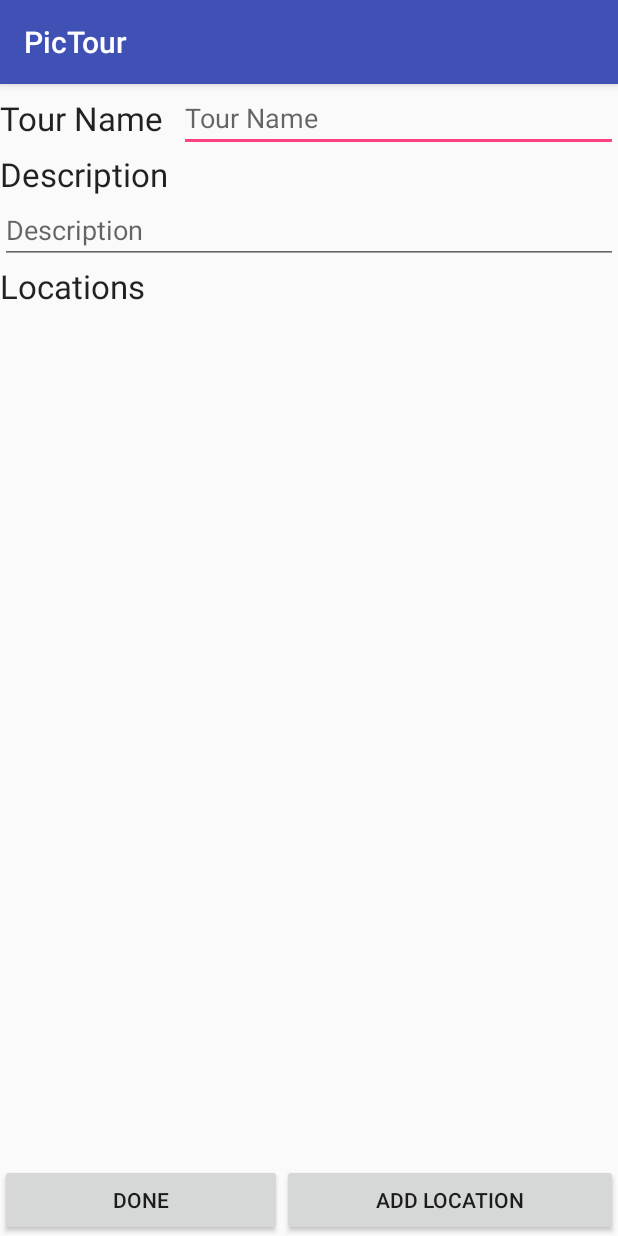
After one commit to wzmame/pictour, an Android app: the NewTour screen opened directly, with no data from a screen before it, on a phone screen of 412 x 824 dp. The commit adds this screen. Run offline under Robolectric (Android 15) with nearby library versions, the phone set to English and light mode, and no system bars.

Commit message:
#13: add tour creation activity

```diff
--- a/app/src/main/AndroidManifest.xml
+++ b/app/src/main/AndroidManifest.xml
@@ -1,8 +1,9 @@
 <?xml version="1.0" encoding="utf-8"?>
 <manifest xmlns:android="http://schemas.android.com/apk/res/android"
-    package="wzmame.pictour" >
+    package="wzmame.pictour">
 
     <uses-feature android:name="android.hardware.camera" />
+
     <uses-permission android:name="android.permission.CAMERA" />
     <uses-permission android:name="android.permission.INTERNET" />
     <uses-permission android:name="android.permission.ACCESS_NETWORK_STATE" />
@@ -12,18 +13,17 @@
         android:icon="@mipmap/ic_launcher"
         android:label="@string/app_name"
         android:supportsRtl="true"
-        android:theme="@style/AppTheme" >
-        <activity android:name=".activity.Home" >
+        android:theme="@style/AppTheme">
+        <activity android:name=".activity.Home">
             <intent-filter>
                 <action android:name="android.intent.action.MAIN" />
 
                 <category android:name="android.intent.category.LAUNCHER" />
             </intent-filter>
         </activity>
-        <activity android:name=".activity.TestArea" >
-        </activity>
-        <activity android:name=".activity.NewLocation" >
-        </activity>
+        <activity android:name=".activity.TestArea"/>
+        <activity android:name=".activity.NewLocation"/>
+        <activity android:name=".activity.NewTour"/>
     </application>
 
 </manifest>
--- /dev/null
+++ b/app/src/main/java/wzmame/pictour/activity/NewTour.java
@@ -0,0 +1,25 @@
+package wzmame.pictour.activity;
+
+import android.os.Bundle;
+import android.support.v7.app.AppCompatActivity;
+import android.view.View;
+import android.widget.Toast;
+
+import wzmame.pictour.R;
+
+public class NewTour extends AppCompatActivity {
+
+    @Override
+    protected void onCreate(Bundle savedInstanceState) {
+        super.onCreate(savedInstanceState);
+        setContentView(R.layout.activity_new_tour);
+    }
+
+    public void onDoneAction(View view) {
+        Toast.makeText(this, "Done button!", Toast.LENGTH_SHORT).show();
+    }
+
+    public void onAddLocationAction(View view) {
+        Toast.makeText(this, "Add Location button!", Toast.LENGTH_SHORT).show();
+    }
+}
--- /dev/null
+++ b/app/src/main/res/layout/activity_new_tour.xml
@@ -0,0 +1,103 @@
+<?xml version="1.0" encoding="utf-8"?>
+<RelativeLayout
+    xmlns:android="http://schemas.android.com/apk/res/android"
+    xmlns:tools="http://schemas.android.com/tools"
+    android:layout_width="match_parent"
+    android:layout_height="match_parent"
+    tools:context="wzmame.pictour.activity.NewTour">
+
+    <TextView
+        android:layout_width="wrap_content"
+        android:layout_height="wrap_content"
+        android:textAppearance="?android:attr/textAppearanceLarge"
+        android:text="@string/tour_name_label"
+        android:id="@+id/tvName"
+        android:layout_alignParentTop="true"
+        android:layout_alignParentLeft="true"
+        android:layout_alignParentStart="true"
+        android:layout_alignBottom="@+id/etName"
+        android:gravity="center_vertical"
+        android:paddingLeft="0dp"
+        android:paddingRight="10dp"
+        android:paddingEnd="10dp"
+        android:paddingStart="0dp" />
+
+    <EditText
+        android:layout_width="wrap_content"
+        android:layout_height="wrap_content"
+        android:id="@+id/etName"
+        android:layout_alignParentTop="true"
+        android:layout_toRightOf="@+id/tvName"
+        android:layout_toEndOf="@+id/tvName"
+        android:layout_alignParentRight="true"
+        android:layout_alignParentEnd="true"
+        android:hint="@string/tour_name_hint" />
+
+    <TextView
+        android:layout_width="wrap_content"
+        android:layout_height="wrap_content"
+        android:textAppearance="?android:attr/textAppearanceLarge"
+        android:text="@string/description_label"
+        android:id="@+id/tvDescription"
+        android:layout_below="@+id/tvName"
+        android:layout_alignParentLeft="true"
+        android:layout_alignParentStart="true" />
+
+    <EditText
+        android:layout_width="wrap_content"
+        android:layout_height="wrap_content"
+        android:id="@+id/etDescription"
+        android:layout_below="@+id/tvDescription"
+        android:layout_alignParentLeft="true"
+        android:layout_alignParentStart="true"
+        android:layout_alignRight="@+id/etName"
+        android:layout_alignEnd="@+id/etName"
+        android:hint="@string/description_hint" />
+
+    <TextView
+        android:layout_width="wrap_content"
+        android:layout_height="wrap_content"
+        android:textAppearance="?android:attr/textAppearanceLarge"
+        android:text="@string/locations_label"
+        android:id="@+id/tvLocations"
+        android:layout_below="@+id/etDescription"
+        android:layout_alignParentLeft="true"
+        android:layout_alignParentStart="true" />
+
+    <ListView
+        android:id="@+id/listView"
+        android:layout_width="wrap_content"
+        android:layout_height="wrap_content"
+        android:layout_alignParentLeft="true"
+        android:layout_alignParentStart="true"
+        android:layout_above="@+id/llFooterButtons"
+        android:layout_alignParentRight="true"
+        android:layout_alignParentEnd="true"
+        android:layout_below="@+id/tvLocations" />
+
+    <LinearLayout
+        android:id="@+id/llFooterButtons"
+        android:layout_width="match_parent"
+        android:layout_height="wrap_content"
+        android:layout_alignParentBottom="true">
+
+        <Button
+            android:id="@+id/btnDone"
+            android:layout_width="wrap_content"
+            android:layout_height="wrap_content"
+            android:text="@string/done_button_label"
+            android:layout_weight="1"
+            android:onClick="onDoneAction"
+            android:contentDescription="@string/done_button_label"/>
+
+        <Button
+            android:id="@+id/btnAddLocation"
+            android:layout_width="wrap_content"
+            android:layout_height="wrap_content"
+            android:text="@string/add_location_button_label"
+            android:layout_weight="1"
+            android:onClick="onAddLocationAction"
+            android:contentDescription="@string/add_location_button_label"/>
+
+    </LinearLayout>
+</RelativeLayout>
--- a/app/src/main/res/values/strings.xml
+++ b/app/src/main/res/values/strings.xml
@@ -7,4 +7,11 @@
     <string name="location_name_hint">Name</string>
     <string name="location_take_picure_button_label">Take a Pic</string>
     <string name="take_picture_button_description">Take picture</string>
+    <string name="tour_name_label">Tour Name</string>
+    <string name="description_label">Description</string>
+    <string name="locations_label">Locations</string>
+    <string name="add_location_button_label">Add Location</string>
+    <string name="done_button_label">Done</string>
+    <string name="description_hint">Description</string>
+    <string name="tour_name_hint">Tour Name</string>
 </resources>
```
